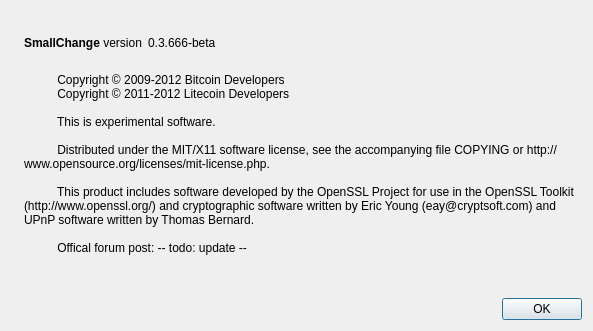
Old version of the form src/qt/forms/aboutdialog.ui in the repository canabit/canabit.
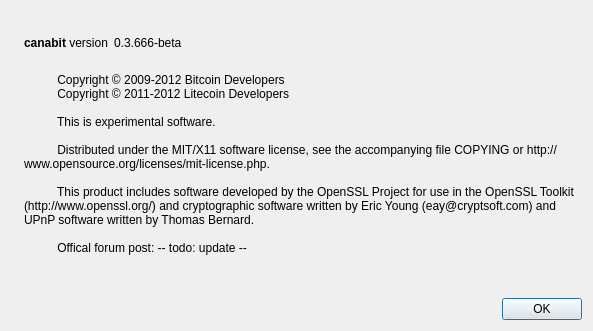
New version of the form. Icons and pictures are not drawn.

```diff
--- a/src/qt/forms/aboutdialog.ui
+++ b/src/qt/forms/aboutdialog.ui
@@ -50,7 +50,7 @@
           <cursorShape>IBeamCursor</cursorShape>
          </property>
          <property name="text">
-          <string>&lt;b&gt;SmallChange&lt;/b&gt; version</string>
+          <string>&lt;b&gt;canabit&lt;/b&gt; version</string>
          </property>
          <property name="textInteractionFlags">
           <set>Qt::LinksAccessibleByMouse|Qt::TextSelectableByKeyboard|Qt::TextSelectableByMouse</set>
```
Left out of the diff: 2 changed lines with no effect on the pictures.
